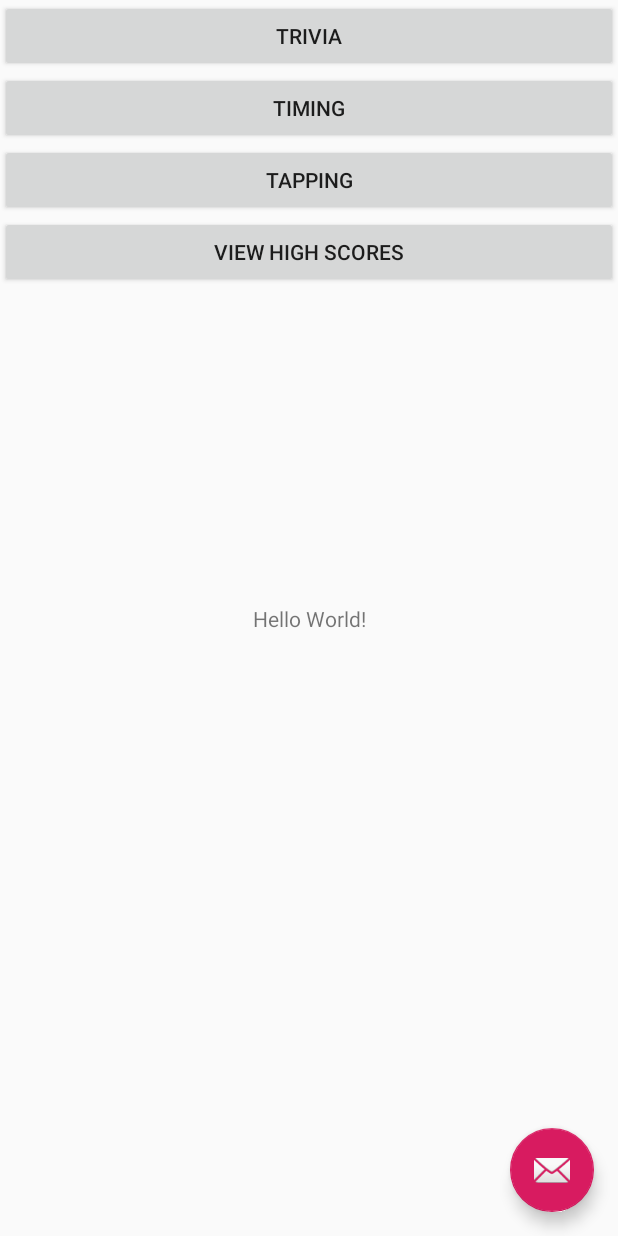
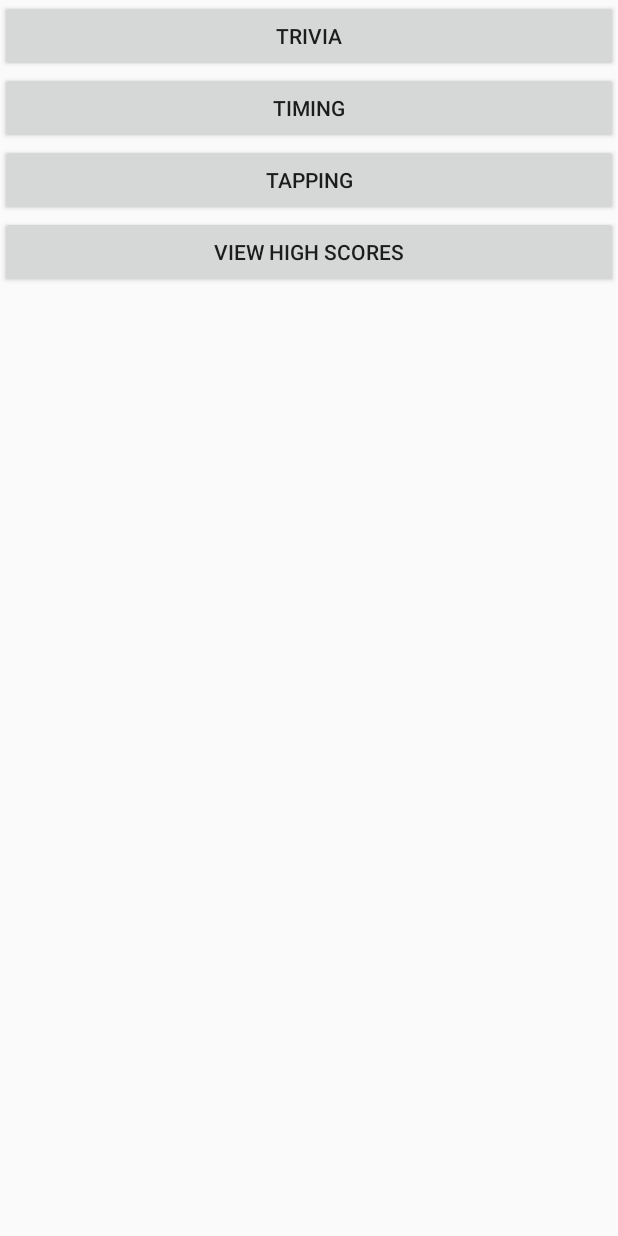
Before and after one commit to ZenghaoWang/Probation, an Android app: the MainActivity screen opened directly, with no data from a screen before it, on a phone screen of 412 x 824 dp. Run offline under Robolectric (Android 15) with nearby library versions, the phone set to English and light mode, and no system bars.

Commit message:
Fixed activities and all

```diff
--- a/phase1/app/src/main/java/com/teamacademicprobation/probation/ui/MainActivity.java
+++ b/phase1/app/src/main/java/com/teamacademicprobation/probation/ui/MainActivity.java
@@ -9,8 +9,6 @@ import android.widget.Button;
 
 import androidx.appcompat.app.AppCompatActivity;
 
-import com.google.android.material.floatingactionbutton.FloatingActionButton;
-import com.google.android.material.snackbar.Snackbar;
 import com.teamacademicprobation.probation.R;
 import com.teamacademicprobation.probation.game.implementations.tappinggame.TapGameActivity;
 import com.teamacademicprobation.probation.game.implementations.timinggame.TimingGameActivity;
@@ -18,26 +16,20 @@ import com.teamacademicprobation.probation.game.implementations.triviagame.Trivi
 
 public class MainActivity extends AppCompatActivity {
 
+  private Button trivia;
+  private Button timing;
+  private Button tapping;
+  private Button bestgames;
+
   @Override
   protected void onCreate(Bundle savedInstanceState) {
     super.onCreate(savedInstanceState);
     setContentView(R.layout.activity_main);
 
-    Button trivia = findViewById(R.id.trivia);
-    Button timing = findViewById(R.id.timing);
-    Button tapping = findViewById(R.id.tapping);
-    Button bestgames = findViewById(R.id.bestgames);
-
-    FloatingActionButton fab = findViewById(R.id.fab);
-    fab.setOnClickListener(
-        new View.OnClickListener() {
-          @Override
-          public void onClick(View view) {
-            Snackbar.make(view, "Replace with your own action", Snackbar.LENGTH_LONG)
-                .setAction("Action", null)
-                .show();
-          }
-        });
+    trivia = findViewById(R.id.btnTrivia);
+    timing = findViewById(R.id.btnTiming);
+    tapping = findViewById(R.id.btnTapping);
+    bestgames = findViewById(R.id.bestgames);
   }
 
   @Override
@@ -62,19 +54,27 @@ public class MainActivity extends AppCompatActivity {
     return super.onOptionsItemSelected(item);
   }
 
-  public void startTrivia(View v){
-    startActivity(new Intent(this, TriviaGameActivity.class));
+  public void startGame(View v) {
+    Class<?> activityClass = null;
+    switch (v.getId()) {
+      case R.id.btnTapping:
+        activityClass = TapGameActivity.class;
+        break;
+      case R.id.btnTiming:
+        activityClass = TimingGameActivity.class;
+        break;
+      case R.id.btnTrivia:
+        activityClass = TriviaGameActivity.class;
+    }
+    if (v.getId() == R.id.btnTapping) {
+      activityClass = TapGameActivity.class;
+    }
+    Intent intent = new Intent(this, activityClass);
+    intent.addFlags(Intent.FLAG_ACTIVITY_NO_HISTORY);
+    startActivity(intent);
   }
 
-  public void startTiming(View v){
-    startActivity(new Intent(this, TimingGameActivity.class));
-  }
-
-  public void startTapping(View v){
-    startActivity(new Intent(this, TapGameActivity.class));
-  }
-
-  public void enterScoreScreen(View v){
+  public void enterScoreScreen(View v) {
     startActivity(new Intent(this, HighScoresActivity.class));
   }
 }
--- a/phase1/app/src/main/res/layout/activity_main.xml
+++ b/phase1/app/src/main/res/layout/activity_main.xml
@@ -13,39 +13,31 @@
 
     <include layout="@layout/content_main" />
 
-    <com.google.android.material.floatingactionbutton.FloatingActionButton
-        android:id="@+id/fab"
-        android:layout_width="wrap_content"
-        android:layout_height="wrap_content"
-        android:layout_gravity="bottom|end"
-        android:layout_margin="@dimen/fab_margin"
-        app:srcCompat="@android:drawable/ic_dialog_email" />
-
     <LinearLayout
         android:layout_width="match_parent"
         android:layout_height="match_parent"
         android:orientation="vertical">
 
         <Button
-            android:id="@+id/trivia"
+            android:id="@+id/btnTrivia"
             android:layout_width="match_parent"
             android:layout_height="wrap_content"
             android:text="Trivia"
-            android:onClick="startTrivia"/>
+            android:onClick="startGame"/>
 
         <Button
-            android:id="@+id/timing"
+            android:id="@+id/btnTiming"
             android:layout_width="match_parent"
             android:layout_height="wrap_content"
             android:text="Timing"
-            android:onClick="startTiming" />
+            android:onClick="startGame" />
 
         <Button
-            android:id="@+id/tapping"
+            android:id="@+id/btnTapping"
             android:layout_width="match_parent"
             android:layout_height="wrap_content"
             android:text="Tapping"
-            android:onClick="startTapping" />
+            android:onClick="startGame" />
 
         <Button
             android:id="@+id/bestgames"
--- a/phase1/app/src/main/res/layout/content_main.xml
+++ b/phase1/app/src/main/res/layout/content_main.xml
@@ -8,13 +8,5 @@
     tools:context=".ui.MainActivity"
     tools:showIn="@layout/activity_main">
 
-    <TextView
-        android:layout_width="wrap_content"
-        android:layout_height="wrap_content"
-        android:text="Hello World!"
-        app:layout_constraintBottom_toBottomOf="parent"
-        app:layout_constraintLeft_toLeftOf="parent"
-        app:layout_constraintRight_toRightOf="parent"
-        app:layout_constraintTop_toTopOf="parent" />
 
 </androidx.constraintlayout.widget.ConstraintLayout>
```
Also changed, not shown: phase1/app/src/main/java/com/teamacademicprobation/probation/ui/ScoreScreenActivity.java (+5 -8 lines).
